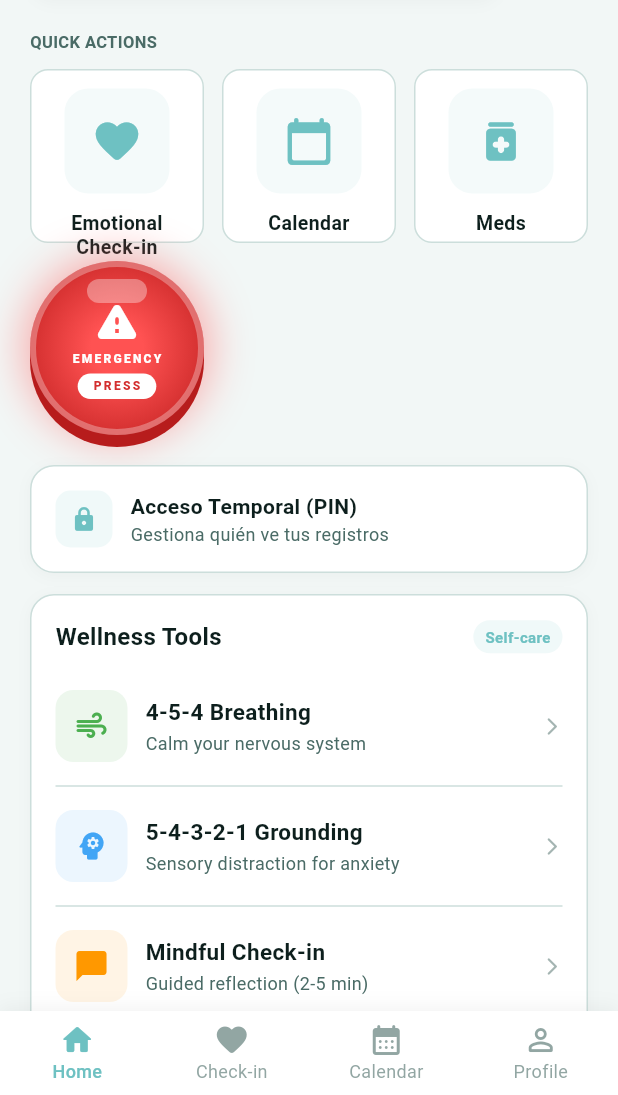
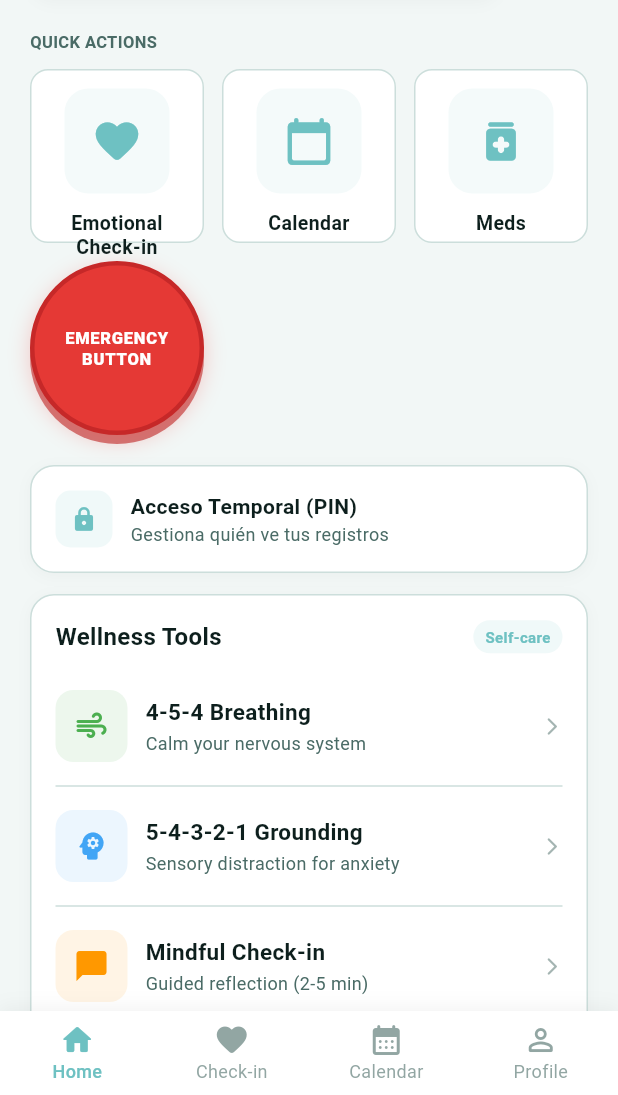
Before and after one commit to Aledgez05/AIYORI, a Flutter app: the screen it shows once a user with an empty profile is signed in, on a phone screen of 412 x 824 dp, the part 141-1236 px from its top. Run offline on Flutter 3.47's test engine with Material 3 defaults, Android fonts, the phone set to English and light mode, and no system bars; our stand-ins replace cloud_firestore, firebase_analytics, firebase_auth, firebase_core, firebase_storage, table_calendar; accounts and stored records are empty.

Commit message:
Boton mas simplee

```diff
--- a/aiyori/lib/features/home/presentation/screens/home_screen.dart
+++ b/aiyori/lib/features/home/presentation/screens/home_screen.dart
@@ -75,7 +75,6 @@ class _HomeScreenState extends State<HomeScreen>
           child: Column(
             crossAxisAlignment: CrossAxisAlignment.start,
             children: [
-              // ── Top bar ──────────────────────────
               Row(
                 children: [
                   Expanded(child: _headerCard()),
@@ -86,7 +85,6 @@ class _HomeScreenState extends State<HomeScreen>
 
               const SizedBox(height: 20),
 
-              // ── Responsive layout ─────────────────
               LayoutBuilder(
                 builder: (context, constraints) {
                   final isWide = constraints.maxWidth > 640;
@@ -267,19 +265,8 @@ class _HomeScreenState extends State<HomeScreen>
               Container(
                 padding: const EdgeInsets.all(16),
                 decoration: BoxDecoration(
-                  gradient: const LinearGradient(
-                    colors: [Color(0xFFE57373), Color(0xFFEF5350)],
-                    begin: Alignment.topLeft,
-                    end: Alignment.bottomRight,
-                  ),
+                  color: const Color(0xFFEF5350),
                   borderRadius: BorderRadius.circular(20),
-                  boxShadow: [
-                    BoxShadow(
-                      color: const Color(0xFFEF5350).withOpacity(0.3),
-                      blurRadius: 12,
-                      offset: const Offset(0, 4),
-                    ),
-                  ],
                 ),
                 child: const Icon(
                   Icons.warning_rounded,
@@ -448,7 +435,7 @@ class _HomeScreenState extends State<HomeScreen>
   }
 
   // ────────────────────────────────────────────
-  // LEFT - 3 BOTONES + EMERGENCIA CENTRADO
+  // LEFT
   // ────────────────────────────────────────────
 
   Widget _leftColumn() {
@@ -527,78 +514,41 @@ class _HomeScreenState extends State<HomeScreen>
         child: Container(
           decoration: BoxDecoration(
             shape: BoxShape.circle,
-            gradient: const RadialGradient(
-              colors: [
-                Color(0xFFFF5252),
-                Color(0xFFD32F2F),
-              ],
-              stops: [0.3, 1.0],
+            color: const Color(0xFFE53935),
+            border: Border.all(
+              color: const Color(0xFFC62828),
+              width: 3,
             ),
             boxShadow: [
+              // Sombra inferior
               BoxShadow(
-                color: const Color(0xFFFF5252).withOpacity(0.5),
-                blurRadius: 25,
-                spreadRadius: 3,
+                color: const Color(0xFFB71C1C).withOpacity(0.6),
+                blurRadius: 0,
+                offset: const Offset(0, 6),
               ),
-              const BoxShadow(
-                color: Color(0xFFB71C1C),
-                blurRadius: 0,
-                offset: Offset(0, 8),
+              // Sombra difusa
+              BoxShadow(
+                color: const Color(0xFFEF5350).withOpacity(0.3),
+                blurRadius: 12,
+                offset: const Offset(0, 4),
               ),
             ],
-            border: Border.all(
-              color: Colors.white.withOpacity(0.3),
-              width: 4,
-            ),
           ),
-          child: Stack(
-            alignment: Alignment.center,
-            children: [
-              Positioned(
-                top: 8,
-                child: Container(
-                  width: 40,
-                  height: 16,
-                  decoration: BoxDecoration(
-                    borderRadius: BorderRadius.circular(20),
-                    color: Colors.white.withOpacity(0.35),
-                  ),
+          child: const Center(
+            child: Padding(
+              padding: EdgeInsets.all(10),
+              child: Text(
+                'EMERGENCY\nBUTTON',
+                textAlign: TextAlign.center,
+                style: TextStyle(
+                  color: Colors.white,
+                  fontWeight: FontWeight.w800,
+                  fontSize: 11,
+                  height: 1.3,
+                  letterSpacing: 0.5,
                 ),
               ),
-              Column(
-                mainAxisAlignment: MainAxisAlignment.center,
-                children: [
-                  const Icon(Icons.warning_rounded, color: Colors.white, size: 32),
-                  const SizedBox(height: 4),
-                  Text(
-                    'EMERGENCY',
-                    style: TextStyle(
-                      color: Colors.white,
-                      fontWeight: FontWeight.w900,
-                      fontSize: 8,
-                      letterSpacing: 1.5,
-                    ),
-                  ),
-                  const SizedBox(height: 4),
-                  Container(
-                    padding: const EdgeInsets.symmetric(horizontal: 10, vertical: 3),
-                    decoration: BoxDecoration(
-                      color: Colors.white,
-                      borderRadius: BorderRadius.circular(10),
-                    ),
-                    child: const Text(
-                      'PRESS',
-                      style: TextStyle(
-                        color: Color(0xFFD32F2F),
-                        fontWeight: FontWeight.w900,
-                        fontSize: 8,
-                        letterSpacing: 1.5,
-                      ),
-                    ),
-                  ),
-                ],
-              ),
-            ],
+            ),
           ),
         ),
       ),
```
